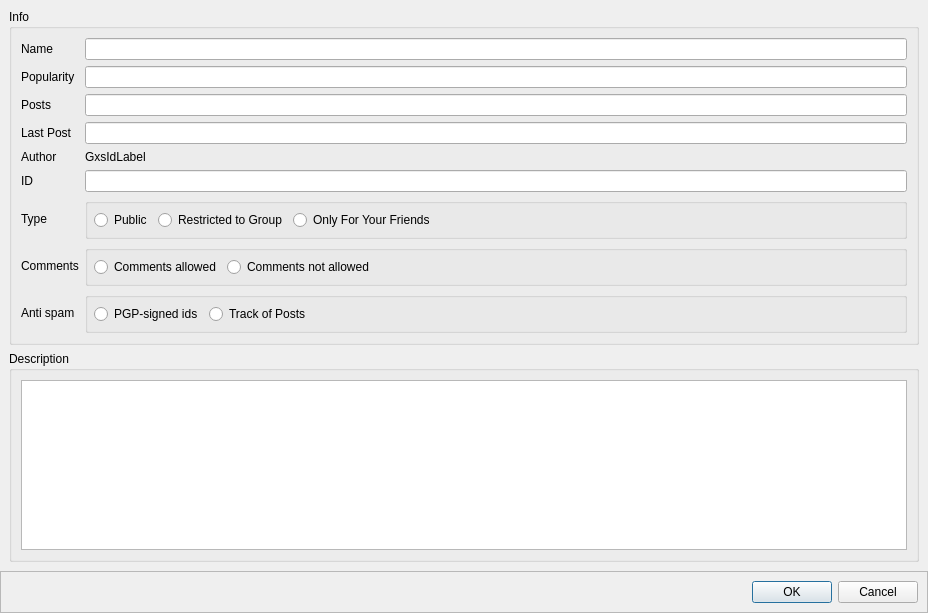
Qt form retroshare-gui/src/gui/gxs/GxsGroupDialog.ui (RetroShare/RetroShare) before a commit.
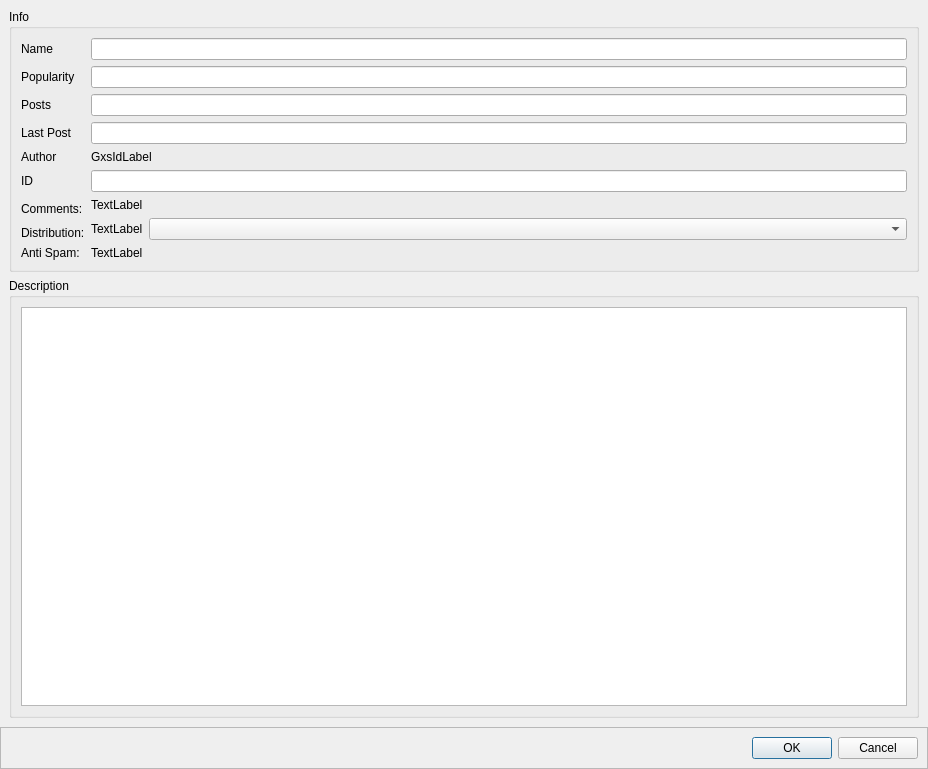
The same form after that commit. The open tabs and pages were chosen to show the change. Icons and pictures are not drawn. Custom widgets are drawn as their Qt base class.

Commit message: fixed display of properties in restricted groups

```diff
--- a/retroshare-gui/src/gui/gxs/GxsGroupDialog.ui
+++ b/retroshare-gui/src/gui/gxs/GxsGroupDialog.ui
@@ -7,31 +7,22 @@
     <x>0</x>
     <y>0</y>
     <width>928</width>
-    <height>400</height>
+    <height>769</height>
    </rect>
   </property>
   <property name="windowTitle">
    <string notr="true">Create New</string>
   </property>
   <layout class="QGridLayout" name="gridLayout_5">
-   <property name="leftMargin">
-    <number>0</number>
-   </property>
-   <property name="topMargin">
-    <number>0</number>
-   </property>
-   <property name="rightMargin">
-    <number>0</number>
-   </property>
-   <property name="bottomMargin">
-    <number>0</number>
-   </property>
    <property name="horizontalSpacing">
     <number>6</number>
    </property>
    <property name="verticalSpacing">
     <number>0</number>
    </property>
+   <property name="margin">
+    <number>0</number>
+   </property>
    <item row="0" column="0">
     <widget class="HeaderFrame" name="headerFrame"/>
    </item>
@@ -44,7 +35,7 @@
       <enum>QFrame::Raised</enum>
      </property>
      <property name="currentIndex">
-      <number>0</number>
+      <number>1</number>
      </property>
      <widget class="QWidget" name="createmode">
       <layout class="QGridLayout" name="gridLayout">
@@ -57,16 +48,7 @@
           <property name="spacing">
            <number>0</number>
           </property>
-          <property name="leftMargin">
-           <number>4</number>
-          </property>
-          <property name="topMargin">
-           <number>4</number>
-          </property>
-          <property name="rightMargin">
-           <number>4</number>
-          </property>
-          <property name="bottomMargin">
+          <property name="margin">
            <number>4</number>
           </property>
           <item>
@@ -130,16 +112,7 @@
               <property name="spacing">
                <number>9</number>
               </property>
-              <property name="leftMargin">
-               <number>3</number>
-              </property>
-              <property name="topMargin">
-               <number>3</number>
-              </property>
-              <property name="rightMargin">
-               <number>3</number>
-              </property>
-              <property name="bottomMargin">
+              <property name="margin">
                <number>3</number>
               </property>
               <item>
@@ -239,16 +212,7 @@
          </property>
          <widget class="QWidget" name="dockWidgetContents">
           <layout class="QGridLayout" name="_2">
-           <property name="leftMargin">
-            <number>0</number>
-           </property>
-           <property name="topMargin">
-            <number>0</number>
-           </property>
-           <property name="rightMargin">
-            <number>0</number>
-           </property>
-           <property name="bottomMargin">
+           <property name="margin">
             <number>0</number>
            </property>
            <property name="spacing">
@@ -635,188 +599,12 @@
      </widget>
      <widget class="QWidget" name="showmode">
       <layout class="QGridLayout" name="gridLayout_6">
-       <item row="1" column="0">
-        <widget class="QGroupBox" name="groupBox_3">
-         <property name="title">
-          <string>Description</string>
-         </property>
-         <layout class="QGridLayout" name="_4">
-          <item row="0" column="0">
-           <widget class="QTextEdit" name="descriptiontextEdit">
-            <property name="readOnly">
-             <bool>true</bool>
-            </property>
-           </widget>
-          </item>
-         </layout>
-        </widget>
-       </item>
        <item row="0" column="0">
         <widget class="QGroupBox" name="groupBox_2">
          <property name="title">
           <string>Info</string>
          </property>
-         <layout class="QGridLayout" name="_3">
-          <item row="7" column="2">
-           <widget class="QGroupBox" name="distribGroupBox_2">
-            <property name="sizePolicy">
-             <sizepolicy hsizetype="Expanding" vsizetype="Fixed">
-              <horstretch>0</horstretch>
-              <verstretch>0</verstretch>
-             </sizepolicy>
-            </property>
-            <property name="title">
-             <string/>
-            </property>
-            <layout class="QGridLayout" name="gridLayout_2">
-             <property name="leftMargin">
-              <number>6</number>
-             </property>
-             <property name="topMargin">
-              <number>6</number>
-             </property>
-             <property name="rightMargin">
-              <number>6</number>
-             </property>
-             <property name="bottomMargin">
-              <number>6</number>
-             </property>
-             <item row="0" column="1">
-              <widget class="QRadioButton" name="typeGroup_3">
-               <property name="sizePolicy">
-                <sizepolicy hsizetype="Minimum" vsizetype="Expanding">
-                 <horstretch>0</horstretch>
-                 <verstretch>0</verstretch>
-                </sizepolicy>
-               </property>
-               <property name="text">
-                <string>Restricted to Group</string>
-               </property>
-               <property name="icon">
-                <iconset resource="../images.qrc">
-                 <normaloff>:/images/user/agt_forum24.png</normaloff>:/images/user/agt_forum24.png</iconset>
-               </property>
-               <property name="iconSize">
-                <size>
-                 <width>16</width>
-                 <height>16</height>
-                </size>
-               </property>
-              </widget>
-             </item>
-             <item row="0" column="0">
-              <widget class="QRadioButton" name="typePublic_3">
-               <property name="sizePolicy">
-                <sizepolicy hsizetype="Minimum" vsizetype="Expanding">
-                 <horstretch>0</horstretch>
-                 <verstretch>0</verstretch>
-                </sizepolicy>
-               </property>
-               <property name="text">
-                <string>Public</string>
-               </property>
-               <property name="icon">
-                <iconset resource="../images.qrc">
-                 <normaloff>:/images/network.png</normaloff>:/images/network.png</iconset>
-               </property>
-               <property name="iconSize">
-                <size>
-                 <width>16</width>
-                 <height>16</height>
-                </size>
-               </property>
-              </widget>
-             </item>
-             <item row="0" column="2">
-              <widget class="QRadioButton" name="typeLocal_3">
-               <property name="sizePolicy">
-                <sizepolicy hsizetype="Minimum" vsizetype="Expanding">
-                 <horstretch>0</horstretch>
-                 <verstretch>0</verstretch>
-                </sizepolicy>
-               </property>
-               <property name="text">
-                <string>Only For Your Friends</string>
-               </property>
-               <property name="icon">
-                <iconset resource="../images.qrc">
-                 <normaloff>:/images/user/friends24.png</normaloff>:/images/user/friends24.png</iconset>
-               </property>
-               <property name="iconSize">
-                <size>
-                 <width>16</width>
-                 <height>16</height>
-                </size>
-               </property>
-              </widget>
-             </item>
-             <item row="0" column="3">
-              <spacer name="horizontalSpacer_4">
-               <property name="orientation">
-                <enum>Qt::Horizontal</enum>
-               </property>
-               <property name="sizeHint" stdset="0">
-                <size>
-                 <width>40</width>
-                 <height>20</height>
-                </size>
-               </property>
-              </spacer>
-             </item>
-            </layout>
-           </widget>
-          </item>
-          <item row="8" column="2">
-           <widget class="QGroupBox" name="commentGroupBox_2">
-            <property name="title">
-             <string/>
-            </property>
-            <layout class="QHBoxLayout" name="horizontalLayout_14">
-             <property name="spacing">
-              <number>6</number>
-             </property>
-             <property name="leftMargin">
-              <number>6</number>
-             </property>
-             <property name="topMargin">
-              <number>6</number>
-             </property>
-             <property name="rightMargin">
-              <number>6</number>
-             </property>
-             <property name="bottomMargin">
-              <number>6</number>
-             </property>
-             <item>
-              <widget class="QRadioButton" name="comments_allowed_3">
-               <property name="text">
-                <string>Comments allowed</string>
-               </property>
-              </widget>
-             </item>
-             <item>
-              <widget class="QRadioButton" name="comments_no_3">
-               <property name="text">
-                <string>Comments not allowed</string>
-               </property>
-              </widget>
-             </item>
-             <item>
-              <spacer name="horizontalSpacer_3">
-               <property name="orientation">
-                <enum>Qt::Horizontal</enum>
-               </property>
-               <property name="sizeHint" stdset="0">
-                <size>
-                 <width>40</width>
-                 <height>20</height>
-                </size>
-               </property>
-              </spacer>
-             </item>
-            </layout>
-           </widget>
-          </item>
+         <layout class="QGridLayout" name="gridLayout_2">
           <item row="0" column="0">
            <widget class="QLabel" name="label_3">
             <property name="text">
@@ -824,48 +612,13 @@
             </property>
            </widget>
           </item>
-          <item row="0" column="2">
+          <item row="0" column="1">
            <widget class="QLineEdit" name="nameline">
             <property name="readOnly">
              <bool>true</bool>
             </property>
            </widget>
           </item>
-          <item row="1" column="2">
-           <widget class="QLineEdit" name="popline">
-            <property name="readOnly">
-             <bool>true</bool>
-            </property>
-           </widget>
-          </item>
-          <item row="5" column="2">
-           <widget class="QLineEdit" name="IDline">
-            <property name="readOnly">
-             <bool>true</bool>
-            </property>
-           </widget>
-          </item>
-          <item row="3" column="2">
-           <widget class="QLineEdit" name="lastpostline">
-            <property name="readOnly">
-             <bool>true</bool>
-            </property>
-           </widget>
-          </item>
-          <item row="5" column="0">
-           <widget class="QLabel" name="label_4">
-            <property name="text">
-             <string>ID</string>
-            </property>
-           </widget>
-          </item>
-          <item row="3" column="0">
-           <widget class="QLabel" name="label_11">
-            <property name="text">
-             <string>Last Post</string>
-            </property>
-           </widget>
-          </item>
           <item row="1" column="0">
            <widget class="QLabel" name="label_10">
             <property name="text">
@@ -873,11 +626,8 @@
             </property>
            </widget>
           </item>
-          <item row="2" column="2">
-           <widget class="QLineEdit" name="postsline">
-            <property name="text">
-             <string/>
-            </property>
+          <item row="1" column="1">
+           <widget class="QLineEdit" name="popline">
             <property name="readOnly">
              <bool>true</bool>
             </property>
@@ -890,20 +640,27 @@
             </property>
            </widget>
           </item>
-          <item row="8" column="0">
-           <widget class="QLabel" name="commentslabel">
+          <item row="2" column="1">
+           <widget class="QLineEdit" name="postsline">
             <property name="text">
-             <string>Comments</string>
+             <string/>
             </property>
+            <property name="readOnly">
+             <bool>true</bool>
+            </property>
            </widget>
           </item>
-          <item row="7" column="0">
-           <widget class="QLabel" name="label_5">
+          <item row="3" column="0">
+           <widget class="QLabel" name="label_11">
             <property name="text">
-             <string>Type</string>
+             <string>Last Post</string>
             </property>
-            <property name="alignment">
-             <set>Qt::AlignLeading|Qt::AlignLeft|Qt::AlignVCenter</set>
+           </widget>
+          </item>
+          <item row="3" column="1">
+           <widget class="QLineEdit" name="lastpostline">
+            <property name="readOnly">
+             <bool>true</bool>
             </property>
            </widget>
           </item>
@@ -914,66 +671,97 @@
             </property>
            </widget>
           </item>
-          <item row="4" column="2">
+          <item row="4" column="1">
            <widget class="GxsIdLabel" name="authorLabel">
             <property name="text">
              <string>GxsIdLabel</string>
             </property>
            </widget>
           </item>
-          <item row="10" column="0">
-           <widget class="QLabel" name="label_8">
+          <item row="5" column="0">
+           <widget class="QLabel" name="label_4">
             <property name="text">
-             <string>Anti spam</string>
+             <string>ID</string>
             </property>
            </widget>
           </item>
-          <item row="10" column="2">
-           <widget class="QGroupBox" name="spamProtection_GB_2">
-            <property name="title">
-             <string/>
+          <item row="5" column="1">
+           <widget class="QLineEdit" name="IDline">
+            <property name="readOnly">
+             <bool>true</bool>
             </property>
-            <layout class="QHBoxLayout" name="horizontalLayout_10">
-             <property name="leftMargin">
-              <number>6</number>
-             </property>
-             <property name="topMargin">
-              <number>6</number>
-             </property>
-             <property name="rightMargin">
-              <number>6</number>
-             </property>
-             <property name="bottomMargin">
-              <number>6</number>
-             </property>
-             <item>
-              <widget class="QRadioButton" name="antiSpam_signedIds_2">
-               <property name="text">
-                <string>PGP-signed ids</string>
-               </property>
-              </widget>
-             </item>
-             <item>
-              <widget class="QRadioButton" name="antiSpam_trackMessages_2">
-               <property name="text">
-                <string>Track of Posts</string>
-               </property>
-              </widget>
-             </item>
-             <item>
-              <spacer name="horizontalSpacer_9">
-               <property name="orientation">
-                <enum>Qt::Horizontal</enum>
-               </property>
-               <property name="sizeHint" stdset="0">
-                <size>
-                 <width>718</width>
-                 <height>20</height>
-                </size>
-               </property>
-              </spacer>
-             </item>
-            </layout>
+           </widget>
+          </item>
+          <item row="6" column="0" rowspan="2">
+           <widget class="QLabel" name="commentsLabel">
+            <property name="text">
+             <string>Comments:</string>
+            </property>
+           </widget>
+          </item>
+          <item row="6" column="1">
+           <widget class="QLabel" name="commentsValueLabel">
+            <property name="text">
+             <string>TextLabel</string>
+            </property>
+           </widget>
+          </item>
+          <item row="7" column="1" rowspan="2">
+           <layout class="QHBoxLayout" name="horizontalLayout_10">
+            <item>
+             <widget class="QLabel" name="distributionValueLabel">
+              <property name="text">
+               <string>TextLabel</string>
+              </property>
+             </widget>
+            </item>
+            <item>
+             <widget class="GxsCircleChooser" name="distributionCircleComboBox">
+              <property name="sizePolicy">
+               <sizepolicy hsizetype="MinimumExpanding" vsizetype="Fixed">
+                <horstretch>0</horstretch>
+                <verstretch>0</verstretch>
+               </sizepolicy>
+              </property>
+             </widget>
+            </item>
+           </layout>
+          </item>
+          <item row="8" column="0">
+           <widget class="QLabel" name="distributionLabel">
+            <property name="text">
+             <string>Distribution:</string>
+            </property>
+           </widget>
+          </item>
+          <item row="9" column="0">
+           <widget class="QLabel" name="antiSpamLabel">
+            <property name="text">
+             <string>Anti Spam:</string>
+            </property>
+           </widget>
+          </item>
+          <item row="9" column="1">
+           <widget class="QLabel" name="antiSpamValueLabel">
+            <property name="text">
+             <string>TextLabel</string>
+            </property>
+           </widget>
+          </item>
+         </layout>
+        </widget>
+       </item>
+       <item row="1" column="0">
+        <widget class="QGroupBox" name="groupBox_3">
+         <property name="title">
+          <string>Description</string>
+         </property>
+         <layout class="QGridLayout" name="_4">
+          <item row="0" column="0">
+           <widget class="QTextEdit" name="descriptiontextEdit">
+            <property name="readOnly">
+             <bool>true</bool>
+            </property>
            </widget>
           </item>
          </layout>
```
The commit also changes 2 other files.
